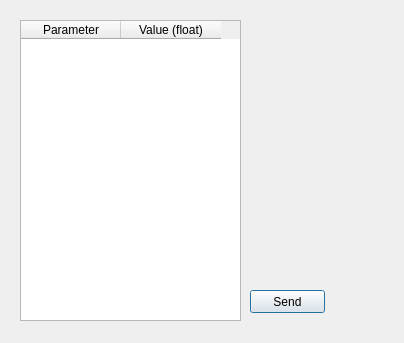
The window that Software/Remote/FollowerRemote/configure.ui (TalTechRobotiklubi/Follower) describes before a commit, drawn with Qt 5.
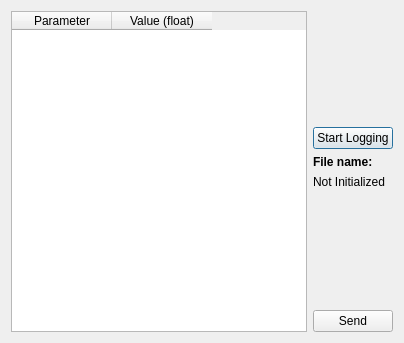
The same window after the commit.

Commit message:
Refactor Configure into a tab Refactors the Configure object to be displayed in a tab in the main program. followerui class was given an appropriate conf_ var. The setup_pid_config() function is called during followerui construction. conf_ is cleaned up on window close.
Configure itself now has a button and functions to start and
stop logging. It will also display the name of the active
file during logging.

What changed in the file:
```diff
--- a/Software/Remote/FollowerRemote/configure.ui
+++ b/Software/Remote/FollowerRemote/configure.ui
@@ -13,15 +13,9 @@
   <property name="windowTitle">
    <string>Dialog</string>
   </property>
+  <layout class="QHBoxLayout" name="horizontalLayout">
+   <item>
   <widget class="QTableWidget" name="tableParams">
-   <property name="geometry">
-    <rect>
-     <x>20</x>
-     <y>20</y>
-     <width>221</width>
-     <height>301</height>
-    </rect>
-   </property>
    <column>
     <property name="text">
      <string>Parameter</string>
@@ -33,19 +27,75 @@
     </property>
    </column>
   </widget>
+   </item>
+   <item>
+    <layout class="QVBoxLayout" name="verticalLayout">
+     <item>
+      <spacer name="verticalSpacer">
+       <property name="orientation">
+        <enum>Qt::Vertical</enum>
+       </property>
+       <property name="sizeHint" stdset="0">
+        <size>
+         <width>20</width>
+         <height>40</height>
+        </size>
+       </property>
+      </spacer>
+     </item>
+     <item>
+      <widget class="QPushButton" name="button_log">
+       <property name="text">
+        <string>Start Logging</string>
+       </property>
+       <property name="checkable">
+        <bool>true</bool>
+       </property>
+      </widget>
+     </item>
+     <item>
+      <widget class="QLabel" name="label">
+       <property name="font">
+        <font>
+         <weight>75</weight>
+         <bold>true</bold>
+        </font>
+       </property>
+       <property name="text">
+        <string>File name:</string>
+       </property>
+      </widget>
+     </item>
+     <item>
+      <widget class="QLabel" name="lbl_filename">
+       <property name="text">
+        <string>Not Initialized</string>
+       </property>
+      </widget>
+     </item>
+     <item>
+      <spacer name="verticalSpacer_2">
+       <property name="orientation">
+        <enum>Qt::Vertical</enum>
+       </property>
+       <property name="sizeHint" stdset="0">
+        <size>
+         <width>20</width>
+         <height>40</height>
+        </size>
+       </property>
+      </spacer>
+     </item>
+     <item>
   <widget class="QPushButton" name="button_send">
-   <property name="geometry">
-    <rect>
-     <x>250</x>
-     <y>290</y>
-     <width>75</width>
-     <height>23</height>
-    </rect>
-   </property>
    <property name="text">
     <string>Send</string>
    </property>
   </widget>
+     </item>
+    </layout>
+   </item>
+  </layout>
  </widget>
  <resources/>
  <connections/>
```
Lines whose indentation alone changed are shown as unchanged. The commit also changes 5 other files.
